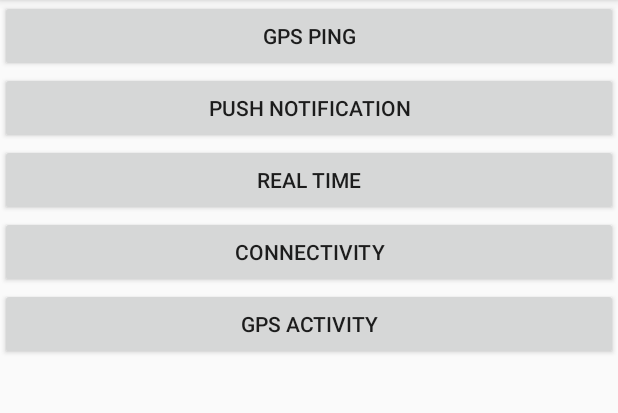
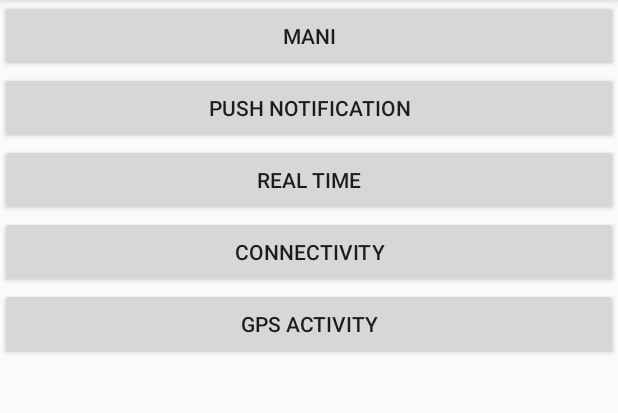
Before and after one commit to appslattur/dummy, an Android app: the screen it shows after launch (MainActivity), on a phone screen of 412 x 824 dp, the part 84-497 px from its top. Run offline under Robolectric (Android 15) with nearby library versions, the light colour scheme and no system bars.

Commit message:
Testing Develop

```diff
--- a/Appslattur/app/src/main/res/layout/activity_main.xml
+++ b/Appslattur/app/src/main/res/layout/activity_main.xml
@@ -8,7 +8,7 @@
     <Button
         android:layout_width="match_parent"
         android:layout_height="wrap_content"
-        android:text="GPS Ping"
+        android:text="Mani"
         android:id="@+id/GPSBtn"
         android:layout_gravity="center_horizontal" />
 
```
